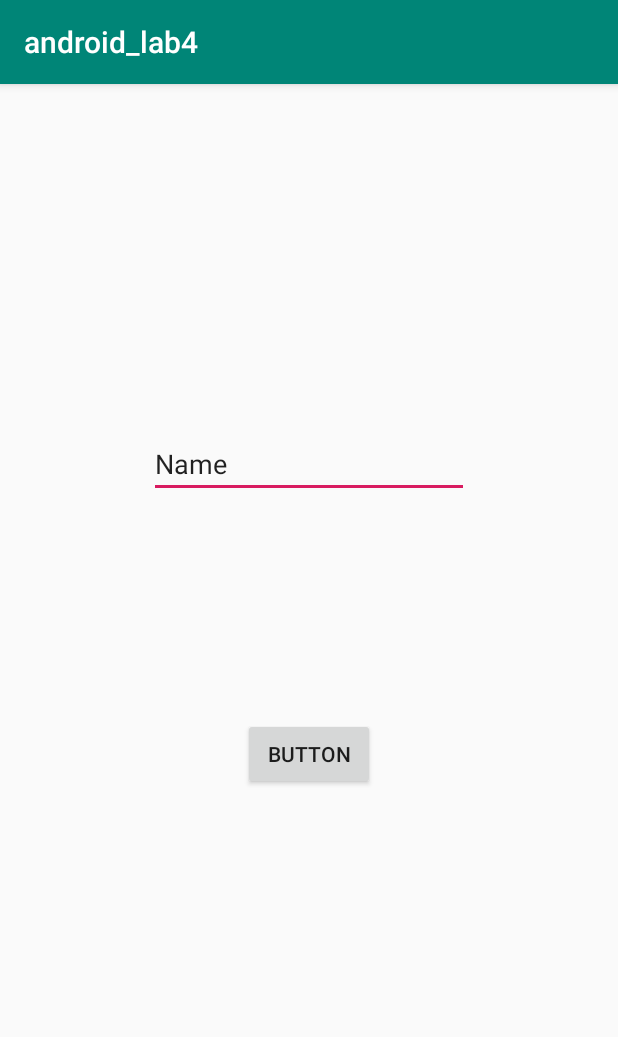
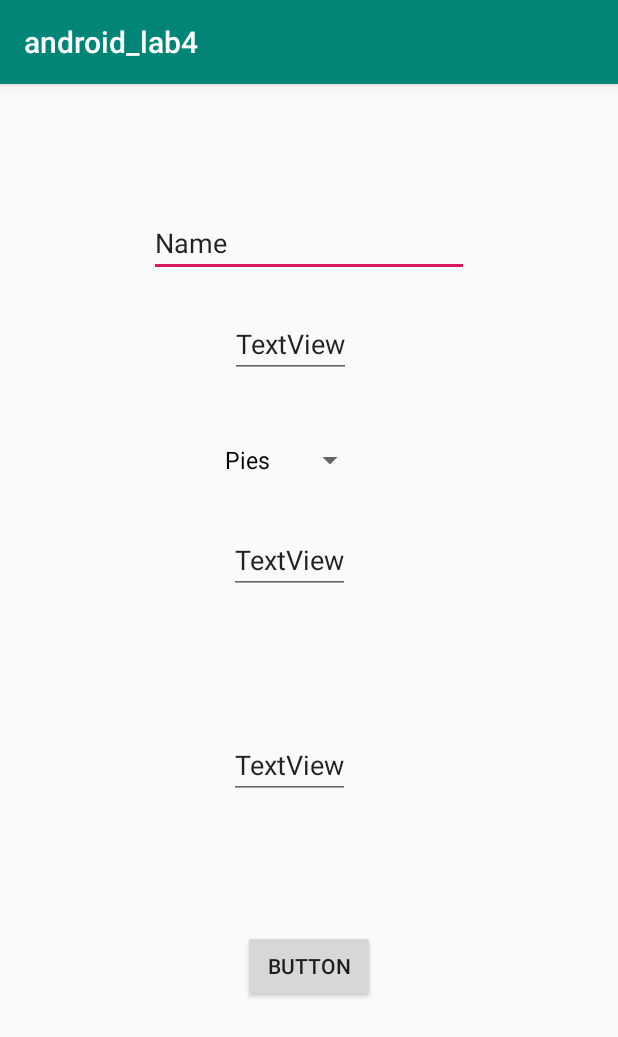
Before and after one commit to Agrest123/and_lab4, an Android app: the DodajWpis screen opened directly, with no data from a screen before it, on a phone screen of 412 x 824 dp. Shown: the top 1037 px of the screen. Run offline under Robolectric (Android 15) with nearby library versions, the phone set to English and light mode, and no system bars.

Commit message:
lab5 zad3

```diff
--- a/app/src/main/java/com/example/android_lab4/DodajWpis.java
+++ b/app/src/main/java/com/example/android_lab4/DodajWpis.java
@@ -4,7 +4,9 @@ import android.content.Intent;
 import android.support.v7.app.AppCompatActivity;
 import android.os.Bundle;
 import android.view.View;
+import android.widget.ArrayAdapter;
 import android.widget.EditText;
+import android.widget.Spinner;
 
 public class DodajWpis extends AppCompatActivity {
 
@@ -12,14 +14,25 @@ public class DodajWpis extends AppCompatActivity {
     protected void onCreate(Bundle savedInstanceState) {
         super.onCreate(savedInstanceState);
         setContentView(R.layout.activity_dodaj_wpis);
-    }
+        ArrayAdapter gatunki = new ArrayAdapter(this, android.R.layout.simple_spinner_dropdown_item, new String[] {"Pies", "Kot", "Rybki"});
+        Spinner gatunek = (Spinner) findViewById(R.id.gatunek);
+        gatunek.setAdapter(gatunki);
+   }
 
     public void wyslij (View view)
     {
-        EditText kontrolka = (EditText)findViewById(R.id.editText);
-        String pole = kontrolka.getText().toString();
+        EditText kolor = (EditText) findViewById(R.id.kolor);
+        EditText wielkosc = (EditText) findViewById (R.id.wielkosc);
+        EditText opis = (EditText) findViewById(R.id.opis);
+        Spinner gatunek = (Spinner) findViewById(R.id.gatunek);
+        Animal zwierze = new Animal(
+                gatunek.getSelectedItem().toString(),
+                kolor.getText().toString(),
+                Float.valueOf(wielkosc.getText().toString()),
+                opis.getText().toString()
+        );
         Intent intencja = new Intent();
-        intencja.putExtra("wpis", pole);
+        intencja.putExtra("nowy", zwierze);
         setResult(RESULT_OK, intencja);
         finish();
     }
--- a/app/src/main/java/com/example/android_lab4/MainActivity.java
+++ b/app/src/main/java/com/example/android_lab4/MainActivity.java
@@ -17,10 +17,10 @@ import java.util.Arrays;
 public class MainActivity extends AppCompatActivity {
 
     private ArrayList<String> target;
-//    private ArrayAdapter adapter;
+   //private ArrayAdapter adapter;
     private SimpleCursorAdapter adapter;
 
-    MySQLite db;
+   public MySQLite db;
 
     @Override
     protected void onCreate(Bundle savedInstanceState) {
@@ -34,16 +34,14 @@ public class MainActivity extends AppCompatActivity {
         this.target = new ArrayList<String>();
         this.target.addAll(Arrays.asList(values));
 
-//        this.adapter = new ArrayAdapter(this,
-//                android.R.layout.simple_list_item_1,this.target);
+       /* this.adapter = new ArrayAdapter(this,
+              android.R.layout.simple_list_item_1,this.target);*/
 
 
-        this.adapter = new SimpleCursorAdapter(
-                this, android.R.layout.simple_list_item_2,
+        this.adapter = new SimpleCursorAdapter(this, android.R.layout.simple_list_item_2,
                 db.lista(),
                 new String[] {"_id", "gatunek"},
-                new int[] {android.R.id.text1,
-                        android.R.id.text2},
+                new int[] {android.R.id.text1, android.R.id.text2},
 
                 SimpleCursorAdapter.IGNORE_ITEM_VIEW_TYPE
         );
@@ -68,17 +66,20 @@ public class MainActivity extends AppCompatActivity {
     {
         if(requestCode==1 && resultCode==RESULT_OK)
         {
-            Bundle extras = data.getExtras();
-            String nowy = (String)extras.get("wpis");
+          Bundle extras = data.getExtras();
+           /* String nowy = (String)extras.get("wpis");
             target.add(nowy);
+            adapter.notifyDataSetChanged();*/
+            Animal nowy = (Animal)extras.getSerializable("nowy");
+            this.db.dodaj(nowy);
+            adapter.changeCursor(db.lista());
             adapter.notifyDataSetChanged();
         }
     }
 
     public void nowyWpis(MenuItem mi)
     {
-        Intent intencja = new Intent(this,
-                DodajWpis.class);
+        Intent intencja = new Intent(this, DodajWpis.class);
         startActivityForResult(intencja, 1);
     }
 
--- a/app/src/main/res/layout/activity_dodaj_wpis.xml
+++ b/app/src/main/res/layout/activity_dodaj_wpis.xml
@@ -9,15 +9,13 @@
     <EditText
         android:id="@+id/editText"
         android:layout_width="wrap_content"
-        android:layout_height="wrap_content"
+        android:layout_height="45dp"
         android:layout_marginStart="99dp"
-        android:layout_marginTop="249dp"
+        android:layout_marginTop="83dp"
         android:layout_marginEnd="99dp"
-        android:layout_marginBottom="73dp"
         android:ems="10"
         android:inputType="textPersonName"
         android:text="Name"
-        app:layout_constraintBottom_toTopOf="@+id/button"
         app:layout_constraintEnd_toEndOf="parent"
         app:layout_constraintStart_toStartOf="parent"
         app:layout_constraintTop_toTopOf="parent" />
@@ -29,11 +27,81 @@
         android:layout_marginStart="162dp"
         android:layout_marginTop="73dp"
         android:layout_marginEnd="162dp"
-        android:layout_marginBottom="316dp"
+        android:layout_marginBottom="8dp"
         android:onClick="wyslij"
         android:text="Button"
         app:layout_constraintBottom_toBottomOf="parent"
         app:layout_constraintEnd_toEndOf="parent"
+        app:layout_constraintHorizontal_bias="1.0"
+        app:layout_constraintStart_toStartOf="parent"
+        app:layout_constraintTop_toBottomOf="@+id/editText"
+        app:layout_constraintVertical_bias="0.71" />
+
+    <EditText
+        android:id="@+id/_id"
+        android:layout_width="wrap_content"
+        android:layout_height="wrap_content"
+        android:layout_marginStart="163dp"
+        android:layout_marginTop="22dp"
+        android:layout_marginEnd="190dp"
+        android:layout_marginBottom="15dp"
+        android:text="TextView"
+        app:layout_constraintBottom_toTopOf="@+id/gatunek"
+        app:layout_constraintEnd_toEndOf="parent"
+        app:layout_constraintHorizontal_bias="0.478"
         app:layout_constraintStart_toStartOf="parent"
         app:layout_constraintTop_toBottomOf="@+id/editText" />
+
+    <Spinner
+        android:id="@+id/gatunek"
+        android:layout_width="wrap_content"
+        android:layout_height="wrap_content"
+        android:layout_marginStart="163dp"
+        android:layout_marginTop="15dp"
+        android:layout_marginEnd="190dp"
+        android:layout_marginBottom="23dp"
+        android:text="TextView"
+        app:layout_constraintBottom_toTopOf="@+id/kolor"
+        app:layout_constraintEnd_toEndOf="parent"
+        app:layout_constraintStart_toStartOf="parent"
+        app:layout_constraintTop_toBottomOf="@+id/_id" />
+
+    <EditText
+        android:id="@+id/kolor"
+        android:layout_width="wrap_content"
+        android:layout_height="wrap_content"
+        android:layout_marginStart="152dp"
+        android:layout_marginTop="20dp"
+        android:layout_marginEnd="178dp"
+        android:text="TextView"
+        app:layout_constraintEnd_toEndOf="parent"
+        app:layout_constraintStart_toStartOf="parent"
+        app:layout_constraintTop_toBottomOf="@+id/gatunek" />
+
+    <EditText
+        android:id="@+id/wielkosc"
+        android:layout_width="wrap_content"
+        android:layout_height="16dp"
+        android:layout_marginStart="144dp"
+        android:layout_marginTop="30dp"
+        android:layout_marginEnd="186dp"
+        android:text="TextView"
+        app:layout_constraintBottom_toTopOf="@+id/opis"
+        app:layout_constraintEnd_toEndOf="parent"
+        app:layout_constraintStart_toStartOf="parent"
+        app:layout_constraintTop_toBottomOf="@+id/kolor" />
+
+    <EditText
+        android:id="@+id/opis"
+        android:layout_width="wrap_content"
+        android:layout_height="wrap_content"
+        android:layout_marginStart="152dp"
+        android:layout_marginTop="57dp"
+        android:layout_marginEnd="178dp"
+        android:layout_marginBottom="100dp"
+        android:text="TextView"
+        app:layout_constraintBottom_toTopOf="@+id/button"
+        app:layout_constraintEnd_toEndOf="parent"
+        app:layout_constraintStart_toStartOf="parent"
+        app:layout_constraintTop_toBottomOf="@+id/wielkosc" />
 </android.support.constraint.ConstraintLayout>
--- a/app/src/main/res/layout/activity_main.xml
+++ b/app/src/main/res/layout/activity_main.xml
@@ -11,5 +11,6 @@
         android:layout_width="423dp"
         android:layout_height="756dp"
         tools:layout_editor_absoluteX="0dp"
-        tools:layout_editor_absoluteY="0dp" />
+        tools:layout_editor_absoluteY="0dp"
+        tools:ignore="MissingConstraints" />
 </android.support.constraint.ConstraintLayout>
```
